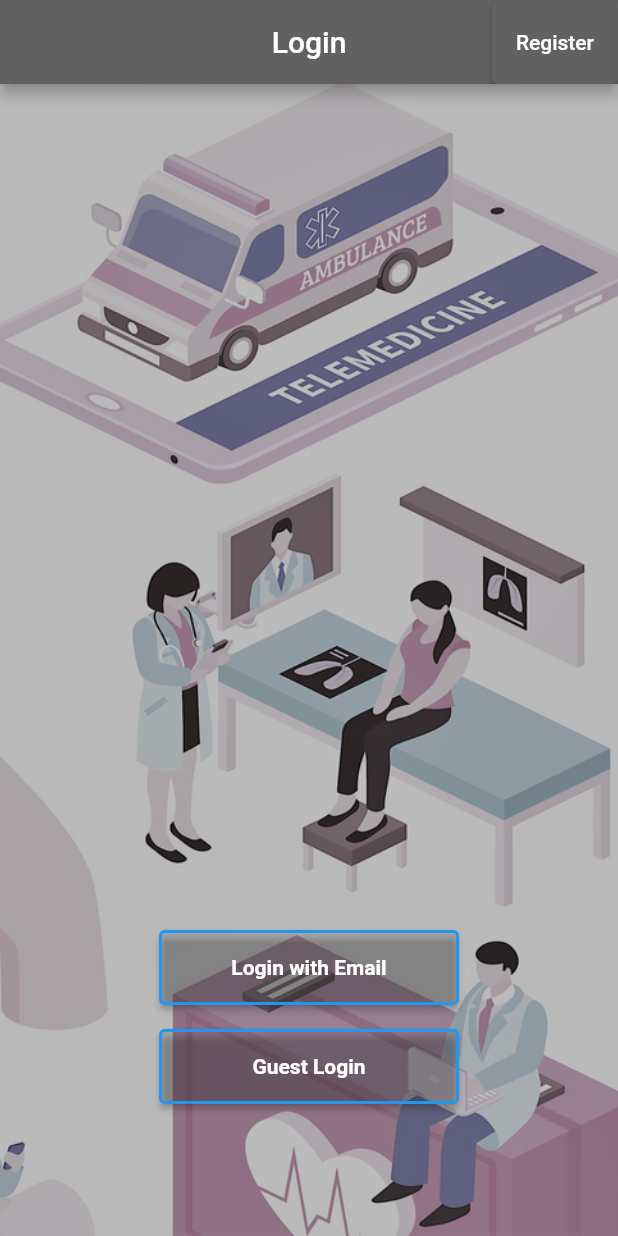
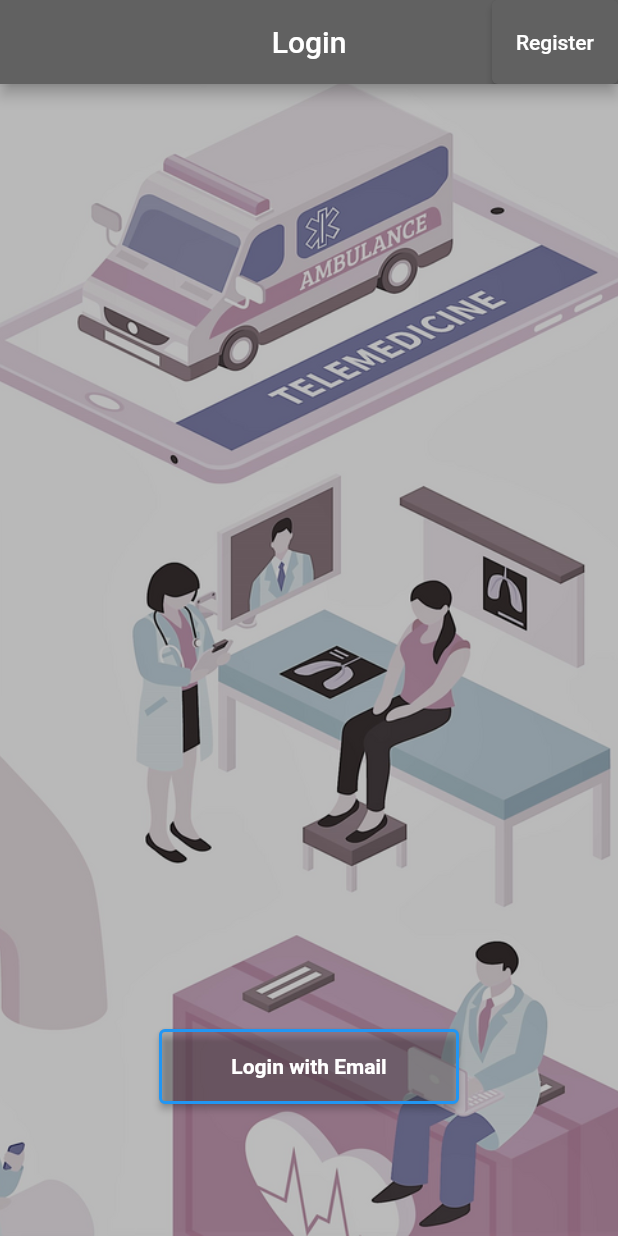
Before and after one commit to mdshadatrahman/docappointment, a Flutter app: the screen it shows after launch, on a phone screen of 412 x 824 dp. Run offline on Flutter 3.47's test engine with Material 2 defaults, Android fonts, the phone set to English and light mode, and no system bars; our stand-ins replace cloud_firestore, firebase_auth, firebase_core, firebase_database, fluttertoast, permission_handler; missing offline and left inert: agora_rtc_engine; accounts and stored records are empty.

Commit message:
29/07/2021

```diff
--- a/lib/pages/loginmethods.dart
+++ b/lib/pages/loginmethods.dart
@@ -62,29 +62,29 @@ class LoginScreen extends StatelessWidget {
                       ),
                     ),
                   ),
-                  Padding(
-                    padding: const EdgeInsets.all(8.0),
-                    child: Container(
-                      height: 50,
-                      width: 200,
-                      child: ElevatedButton(
-                        style: ElevatedButton.styleFrom(
-                          primary: Colors.grey[700].withOpacity(0.1),
-                          side: BorderSide(width: 2, color: Colors.blue),
-                        ),
-                        onPressed: () async{
-                          await authHandler.handleAnonLogin();
-                          Navigator.pushReplacement(context, MaterialPageRoute(builder: (context) => AppointHome()));
-                        },
-                        child: Text(
-                          'Guest Login',
-                          style: TextStyle(
-                            fontWeight: FontWeight.bold,
-                          ),
-                        ),
-                      ),
-                    ),
-                  ),
+                  // Padding(
+                  //   padding: const EdgeInsets.all(8.0),
+                  //   child: Container(
+                  //     height: 50,
+                  //     width: 200,
+                  //     child: ElevatedButton(
+                  //       style: ElevatedButton.styleFrom(
+                  //         primary: Colors.grey[700].withOpacity(0.1),
+                  //         side: BorderSide(width: 2, color: Colors.blue),
+                  //       ),
+                  //       onPressed: () async{
+                  //         await authHandler.handleAnonLogin();
+                  //         Navigator.pushReplacement(context, MaterialPageRoute(builder: (context) => AppointHome()));
+                  //       },
+                  //       child: Text(
+                  //         'Guest Login',
+                  //         style: TextStyle(
+                  //           fontWeight: FontWeight.bold,
+                  //         ),
+                  //       ),
+                  //     ),
+                  //   ),
+                  // ),
                 ],
               ),
             ),
```
Also changed, not shown: lib/pages/userprofile.dart (+5 -2 lines), 1 other file.
